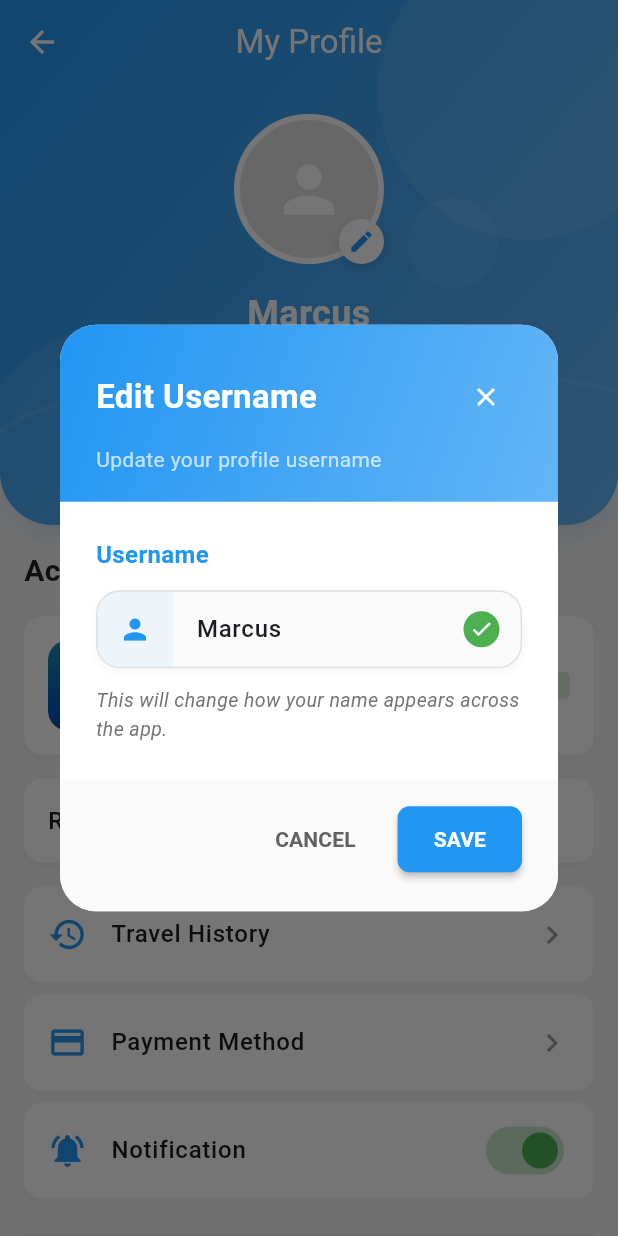
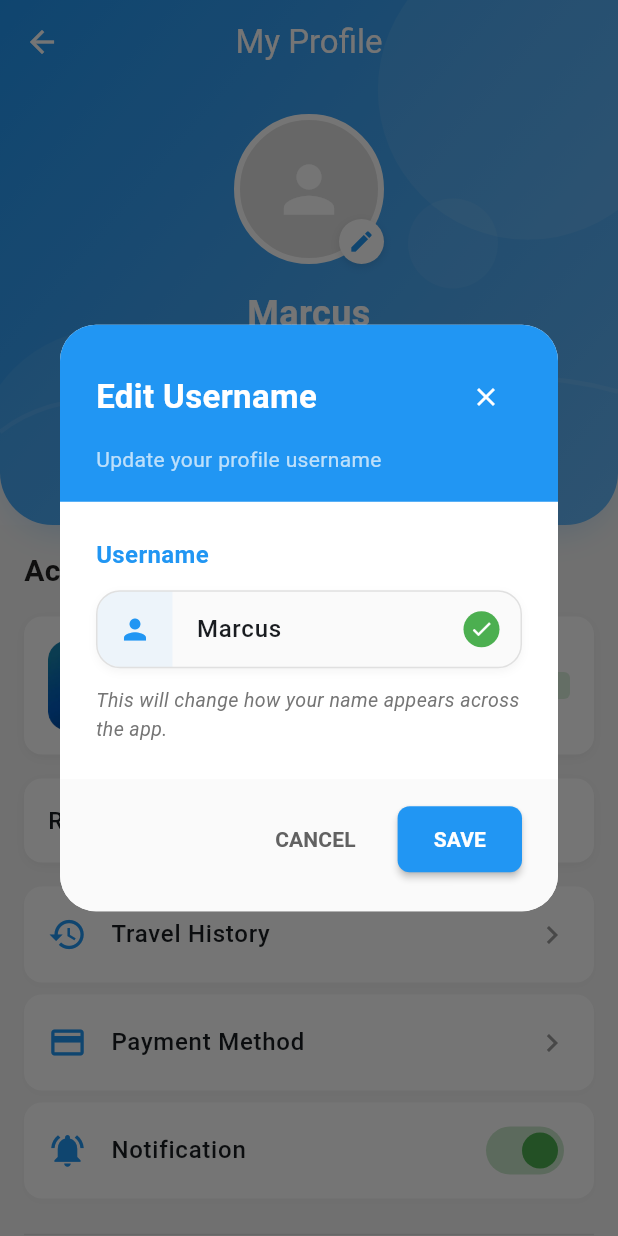
Before and after one commit to MarcusMQF/Kitahack-2025, a Flutter app: the ProfilePage screen opened directly, after a tap on "Edit", on a phone screen of 412 x 824 dp. Run offline on Flutter 3.47's test engine with Material 3 defaults, Android fonts, the phone set to English and light mode, and no system bars; our stand-ins replace geocoding, geolocator, image_picker, shared_preferences; missing offline and left inert: mobile_scanner; accounts and stored records are empty.

Commit message:
Appearance Theme

```diff
--- a/lib/screens/profile_page.dart
+++ b/lib/screens/profile_page.dart
@@ -676,6 +676,8 @@ class _ProfilePageState extends State<ProfilePage> with SingleTickerProviderStat
 
   void _showEditUsernameDialog(BuildContext context) {
     final TextEditingController controller = TextEditingController(text: ProfileData.username);
+    final themeService = Provider.of<ThemeService>(context, listen: false);
+    final primaryColor = themeService.primaryColor;
 
     showDialog(
       context: context,
@@ -695,13 +697,9 @@ class _ProfilePageState extends State<ProfilePage> with SingleTickerProviderStat
               // Header section with gradient
               Container(
                 padding: const EdgeInsets.fromLTRB(24, 24, 24, 18),
-                decoration: const BoxDecoration(
-                  gradient: LinearGradient(
-                    colors: [Color(0xFF2196F3), Color(0xFF64B5F6)],
-                    begin: Alignment.topLeft,
-                    end: Alignment.bottomRight,
-                  ),
-                  borderRadius: BorderRadius.only(
+                decoration: BoxDecoration(
+                  color: primaryColor,
+                  borderRadius: const BorderRadius.only(
                     topLeft: Radius.circular(24),
                     topRight: Radius.circular(24),
                   ),
@@ -746,10 +744,10 @@ class _ProfilePageState extends State<ProfilePage> with SingleTickerProviderStat
                 child: Column(
                   crossAxisAlignment: CrossAxisAlignment.start,
                   children: [
-                    const Text(
+                    Text(
                       'Username',
                       style: TextStyle(
-                        color: Color(0xFF2196F3),
+                        color: primaryColor,
                         fontWeight: FontWeight.w600,
                         fontSize: 16,
                       ),
@@ -775,15 +773,15 @@ class _ProfilePageState extends State<ProfilePage> with SingleTickerProviderStat
                               Container(
                                 padding: const EdgeInsets.all(14),
                                 decoration: BoxDecoration(
-                                  color: Colors.blue.withAlpha(15),
+                                  color: primaryColor.withAlpha(15),
                                   borderRadius: const BorderRadius.only(
                                     topLeft: Radius.circular(15),
                                     bottomLeft: Radius.circular(15),
                                   ),
                                 ),
-                                child: const Icon(
+                                child: Icon(
                                   Icons.person,
-                                  color: Color(0xFF2196F3),
+                                  color: primaryColor,
                                   size: 22,
                                 ),
                               ),
@@ -884,7 +882,7 @@ class _ProfilePageState extends State<ProfilePage> with SingleTickerProviderStat
                         Navigator.pop(context);
                       },
                       style: ElevatedButton.styleFrom(
-                        backgroundColor: const Color(0xFF2196F3),
+                        backgroundColor: primaryColor,
                         foregroundColor: Colors.white,
                         padding: const EdgeInsets.symmetric(horizontal: 24, vertical: 12),
                         elevation: 2,
```
Also changed, not shown: lib/screens/qr_scanner_page.dart (+73 -65 lines), 4 other files.
